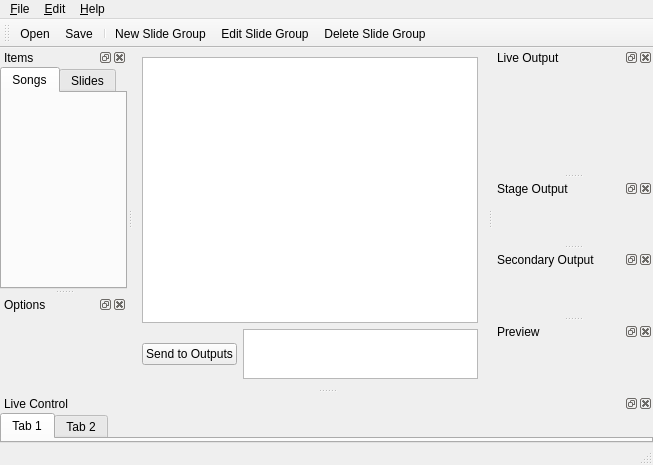
Above: src/mainwindow.ui from google-code-export/dviz before the change. Below: the same form after it.
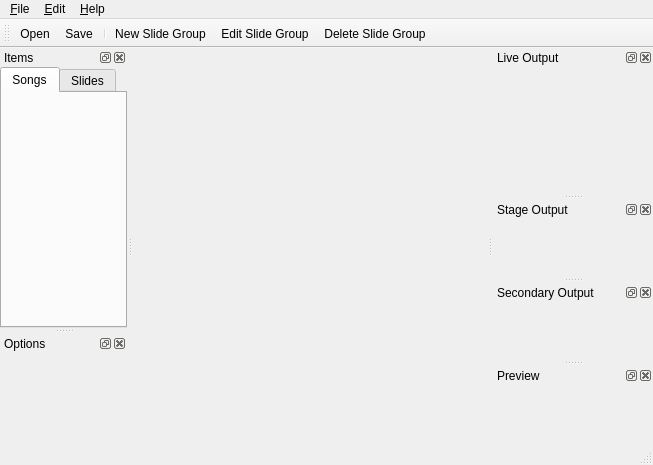
That is the form after the change.

Commit message: Changed central widget on mainwindow to a qsplitter with the group list view on left, output controls top right (in another vertical splitter), and live control bottom right. Added checkable list widget items preliminary code - need to add code to read it back, and move trigger button below output list widget.

Patch:
```diff
--- a/src/mainwindow.ui
+++ b/src/mainwindow.ui
@@ -18,64 +18,6 @@
     <property name="margin">
      <number>0</number>
     </property>
-    <item>
-     <widget class="QWidget" name="widget" native="true">
-      <property name="sizePolicy">
-       <sizepolicy hsizetype="Preferred" vsizetype="Preferred">
-        <horstretch>0</horstretch>
-        <verstretch>2</verstretch>
-       </sizepolicy>
-      </property>
-      <layout class="QVBoxLayout" name="verticalLayout_3">
-       <item>
-        <widget class="QListView" name="listView">
-         <property name="sizePolicy">
-          <sizepolicy hsizetype="Expanding" vsizetype="Expanding">
-           <horstretch>0</horstretch>
-           <verstretch>0</verstretch>
-          </sizepolicy>
-         </property>
-         <property name="contextMenuPolicy">
-          <enum>Qt::ActionsContextMenu</enum>
-         </property>
-        </widget>
-       </item>
-       <item>
-        <layout class="QHBoxLayout" name="horizontalLayout" stretch="0,2">
-         <item>
-          <widget class="QPushButton" name="btnSendOut">
-           <property name="sizePolicy">
-            <sizepolicy hsizetype="Minimum" vsizetype="Fixed">
-             <horstretch>0</horstretch>
-             <verstretch>2</verstretch>
-            </sizepolicy>
-           </property>
-           <property name="text">
-            <string>Send to Outputs</string>
-           </property>
-          </widget>
-         </item>
-         <item>
-          <widget class="QListWidget" name="outputList">
-           <property name="sizePolicy">
-            <sizepolicy hsizetype="Expanding" vsizetype="Maximum">
-             <horstretch>0</horstretch>
-             <verstretch>2</verstretch>
-            </sizepolicy>
-           </property>
-           <property name="maximumSize">
-            <size>
-             <width>16777215</width>
-             <height>50</height>
-            </size>
-           </property>
-          </widget>
-         </item>
-        </layout>
-       </item>
-      </layout>
-     </widget>
-    </item>
    </layout>
   </widget>
   <widget class="QMenuBar" name="menubar">
@@ -222,35 +164,6 @@
    <addaction name="actionEdit_Slide_Group"/>
    <addaction name="actionDelete_Slide_Group"/>
   </widget>
-  <widget class="QDockWidget" name="dwControl">
-   <property name="windowTitle">
-    <string>Live Control</string>
-   </property>
-   <attribute name="dockWidgetArea">
-    <number>8</number>
-   </attribute>
-   <widget class="QWidget" name="dockWidgetContents_6">
-    <layout class="QHBoxLayout" name="horizontalLayout_2">
-     <property name="margin">
-      <number>0</number>
-     </property>
-     <item>
-      <widget class="QTabWidget" name="tabWidget_2">
-       <widget class="QWidget" name="tab">
-        <attribute name="title">
-         <string>Tab 1</string>
-        </attribute>
-       </widget>
-       <widget class="QWidget" name="tab_2">
-        <attribute name="title">
-         <string>Tab 2</string>
-        </attribute>
-       </widget>
-      </widget>
-     </item>
-    </layout>
-   </widget>
-  </widget>
   <action name="actionOpen">
    <property name="text">
     <string>&amp;Open ...</string>
```
The commit also changes 2 other files.
